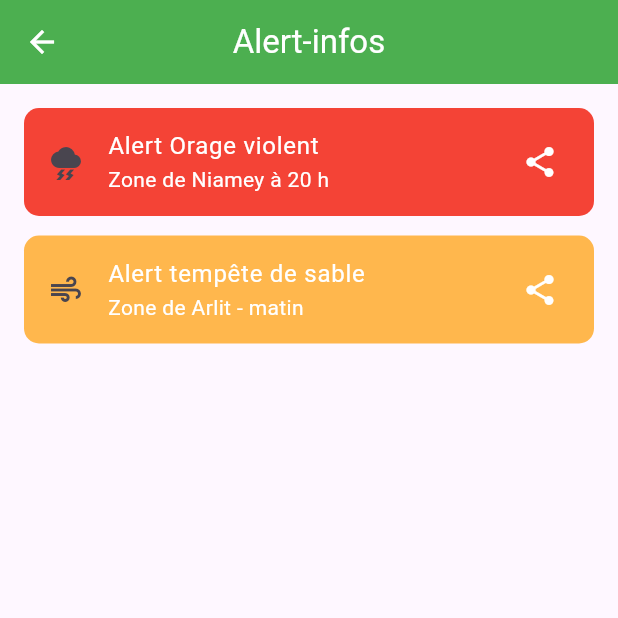
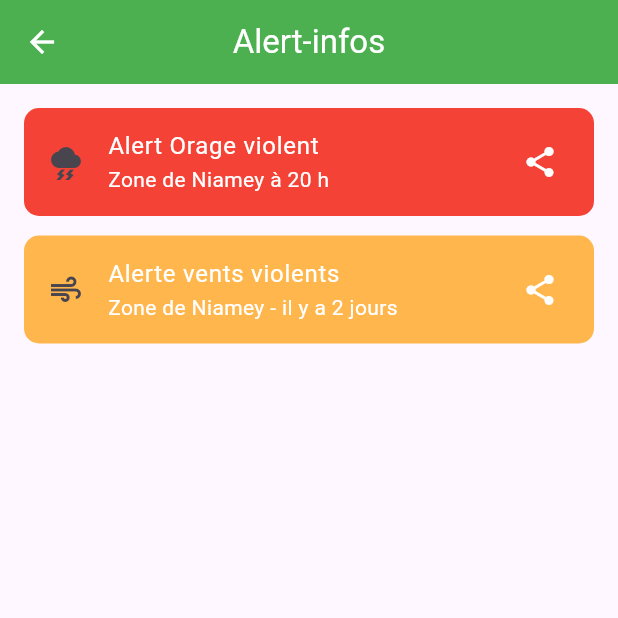
Before and after one commit to Phnix01/college_mariama_ramsar_project, a Flutter app: the NotificationsScreen screen opened directly, on a phone screen of 412 x 824 dp, the top half of it. Run offline on Flutter 3.47's test engine with Material 3 defaults, Android fonts, the phone set to English and light mode, and no system bars; our stand-ins replace animated_notch_bottom_bar, google_maps_flutter.

Commit message:
Update application name in AndroidManifest and modify notification titles for clarity

```diff
--- a/lib/screens/notifications_screen.dart
+++ b/lib/screens/notifications_screen.dart
@@ -35,8 +35,8 @@ class NotificationsScreen extends StatelessWidget {
               ),
               ListTile(
                 leading: Icon(Icons.air_outlined),
-                title: Text("Alert tempête de sable"),
-                subtitle: Text("Zone de Arlit - matin"),
+                title: Text("Alerte vents violents"),
+                subtitle: Text("Zone de Niamey - il y a 2 jours"),
                 trailing: Icon(
                   Icons.share,
                   color: Colors.white,
```
Also changed, not shown: 1 other file.
